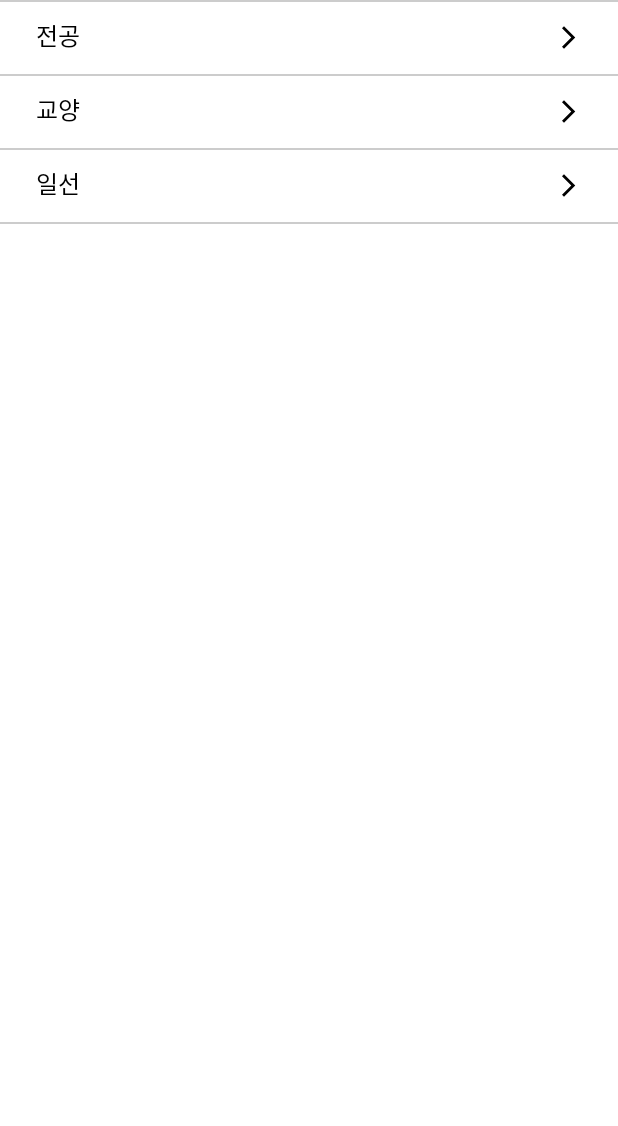
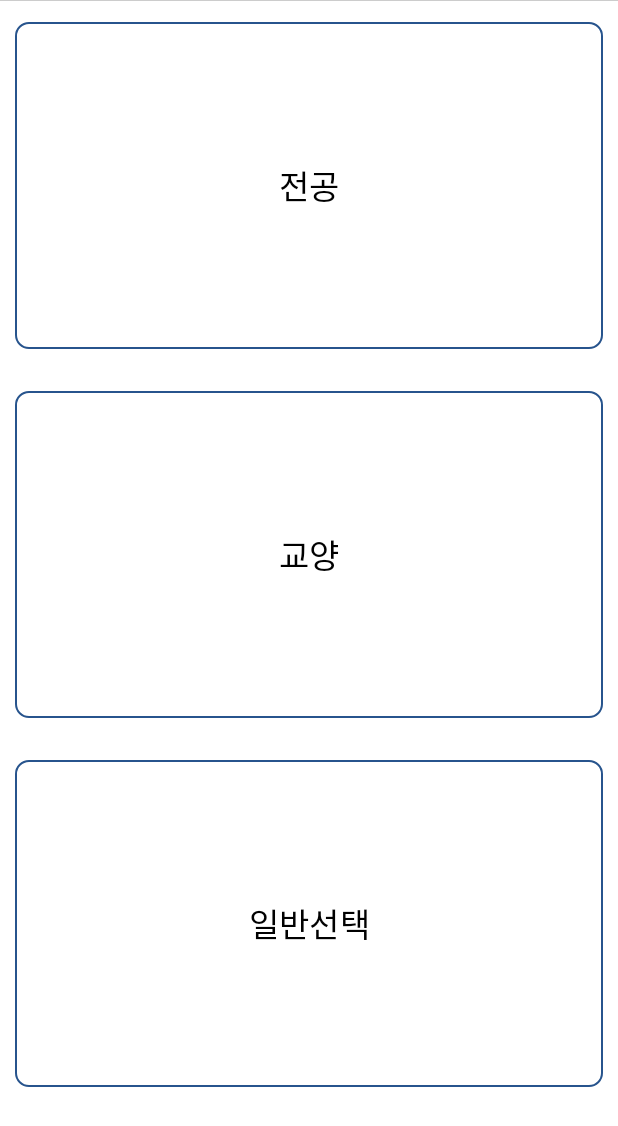
Before and after one commit to 2023-Capstone-Design-let-me-graduated/letMeGraduate, an Android app: the fragment CreditActivity shown on its own in the app's theme, on a phone screen of 412 x 824 dp. Shown: the top 1126 px of the screen. Run offline under Robolectric (Android 15) with nearby library versions, the phone set to English and light mode, and no system bars; our stand-ins replace data binding.

Commit message:
button shape 변경

```diff
--- a/app/src/main/res/layout/activity_credit.xml
+++ b/app/src/main/res/layout/activity_credit.xml
@@ -10,65 +10,72 @@
 
         <View
             android:layout_width="match_parent"
-            android:layout_height="1dp"
+            android:layout_height="0.8dp"
             android:background="#CCCCCC" />
 
-        <Button
+        <com.google.android.material.button.MaterialButton
+            style="?attr/materialButtonOutlinedStyle"
             android:id="@+id/majorBtn"
             android:layout_width="match_parent"
             android:layout_height="wrap_content"
-            android:backgroundTint="@color/white"
-            android:gravity="left"
+            android:layout_margin="10dp"
+            android:layout_weight="0.8"
+            android:layout_gravity="center"
+            android:layout_marginTop="5dp"
+            android:layout_marginStart="30dp"
+            android:layout_marginEnd="30dp"
             android:text="@string/major"
             android:textColor="@color/black"
-            android:textSize="16sp"
-            app:icon="@drawable/ic_arrow_forward"
-            app:iconGravity="end"
-            app:iconTint="@color/black"
-            tools:ignore="RtlHardcoded" />
+            android:textSize="22sp"
+            app:strokeColor="@color/blue"
+            app:cornerRadius="9dp"
+            tools:ignore="VisualLintButtonSize" />
 
-        <View
-            android:layout_width="match_parent"
-            android:layout_height="1dp"
-            android:background="#CCCCCC" />
-
-        <Button
+        <com.google.android.material.button.MaterialButton
+            style="?attr/materialButtonOutlinedStyle"
             android:id="@+id/liberalArisBtn"
             android:layout_width="match_parent"
             android:layout_height="wrap_content"
-            android:backgroundTint="@color/white"
-            android:gravity="left"
+            android:layout_margin="10dp"
+            android:layout_weight="0.8"
+            android:layout_gravity="center"
+            android:layout_marginTop="5dp"
+            android:layout_marginStart="30dp"
+            android:layout_marginEnd="30dp"
             android:text="@string/liberalarts"
             android:textColor="@color/black"
-            android:textSize="16sp"
-            app:icon="@drawable/ic_arrow_forward"
-            app:iconGravity="end"
-            app:iconTint="@color/black"
-            tools:ignore="HardcodedText,RtlHardcoded" />
+            android:textSize="22sp"
+            app:strokeColor="@color/blue"
+            app:cornerRadius="9dp"
+            tools:ignore="VisualLintButtonSize" />
 
-        <View
-            android:layout_width="match_parent"
-            android:layout_height="1dp"
-            android:background="#CCCCCC" />
-
-        <Button
+        <com.google.android.material.button.MaterialButton
+            style="?attr/materialButtonOutlinedStyle"
             android:id="@+id/generalElectiveBtn"
             android:layout_width="match_parent"
             android:layout_height="wrap_content"
-            android:backgroundTint="@color/white"
-            android:gravity="left"
-            android:text="일선"
+            android:layout_margin="10dp"
+            android:layout_weight="0.8"
+            android:layout_gravity="center"
+            android:layout_marginTop="5dp"
+            android:layout_marginStart="30dp"
+            android:layout_marginEnd="30dp"
+            android:text="일반선택"
             android:textColor="@color/black"
-            android:textSize="16sp"
-            app:icon="@drawable/ic_arrow_forward"
-            app:iconGravity="end"
-            app:iconTint="@color/black"
-            tools:ignore="HardcodedText,RtlHardcoded" />
+            android:textSize="22sp"
+            app:strokeColor="@color/blue"
+            app:cornerRadius="9dp"
+            tools:ignore="HardcodedText,VisualLintButtonSize" />
 
 
-        <View
+        <LinearLayout
             android:layout_width="match_parent"
-            android:layout_height="1dp"
-            android:background="#CCCCCC" />
+            android:layout_height="wrap_content"
+            android:layout_margin="10dp"
+            android:layout_weight="0.3"
+            android:gravity="center"
+            tools:ignore="UselessLeaf">
+        </LinearLayout>
+
     </LinearLayout>
 </layout>
```
